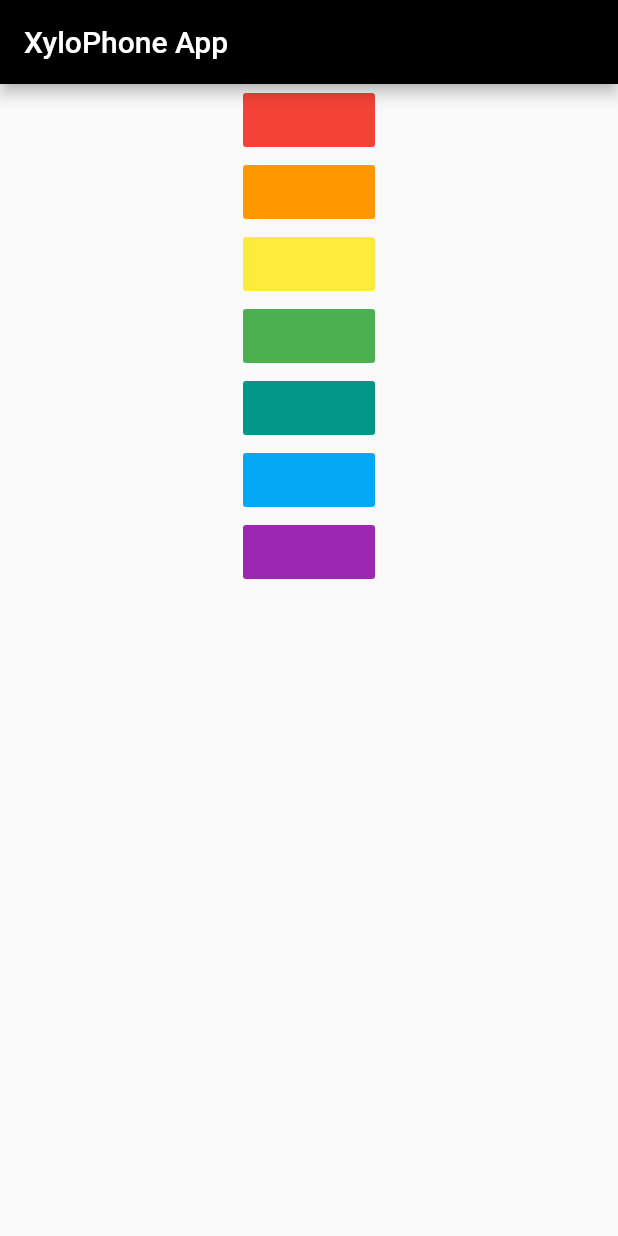
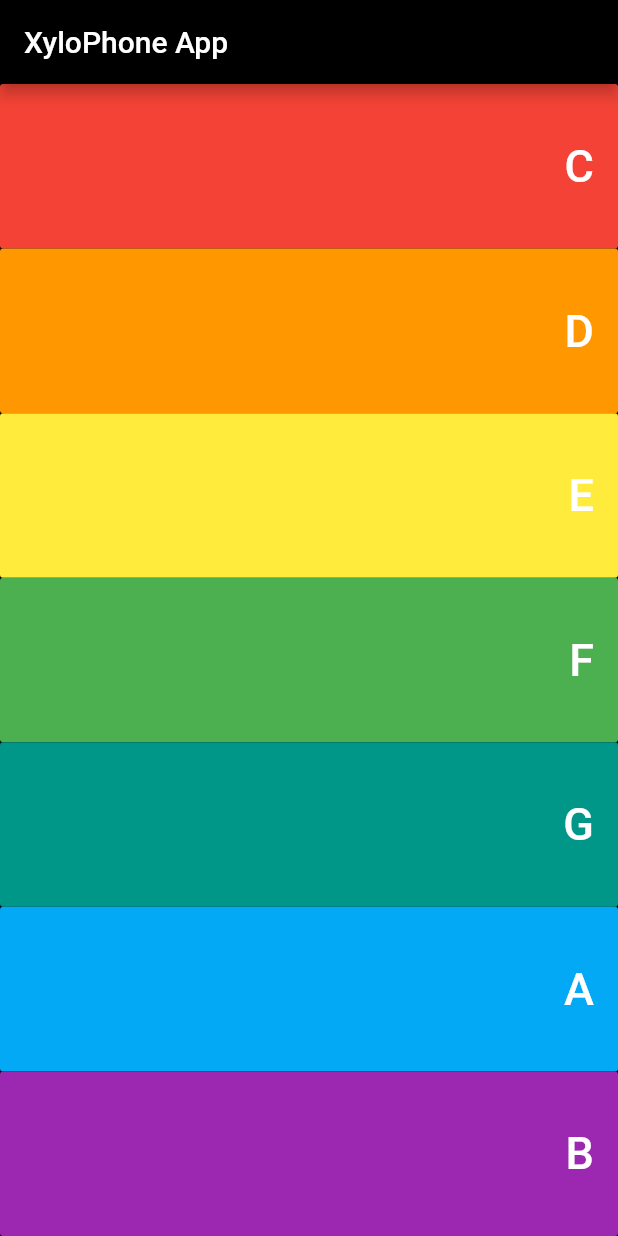
Before and after one commit to faceyacc/XyloPhone, a Flutter app: the screen it shows after launch, on a phone screen of 412 x 824 dp. Run offline on Flutter 3.47's test engine with Material 2 defaults, Android fonts, the phone set to English and light mode, and no system bars; our stand-ins replace audioplayers.

Commit message:
Added note lettering to xylophone keys

```diff
--- a/xylophone_flutterapp/lib/main.dart
+++ b/xylophone_flutterapp/lib/main.dart
@@ -1,72 +1,50 @@
 import 'package:flutter/material.dart';
 import 'package:audioplayers/audio_cache.dart';
 
-void main() {
-  runApp(XyloPhone());
-}
+void main() => runApp(XyloPhone());
 
 class XyloPhone extends StatelessWidget {
+  Expanded xyloTile(int tileNumber, Color color, String noteString) {
+    return Expanded(
+      child: FlatButton(
+        child: Row(
+          mainAxisAlignment: MainAxisAlignment.end,
+          children: [
+            Text(
+              noteString,
+              style: TextStyle(fontSize: 30, color: Colors.white),
+            ),
+          ],
+        ),
+        color: color,
+        onPressed: () {
+          AudioCache().play('note$tileNumber.wav');
+        },
+      ),
+    );
+  }
+
   @override
   Widget build(BuildContext context) {
     return MaterialApp(
       home: Scaffold(
+        backgroundColor: Colors.black,
         appBar: AppBar(
           title: Text('XyloPhone App'),
           backgroundColor: Colors.black,
         ),
         body: SafeArea(
-          child: Center(
-            child: Column(children: <Widget>[
-              FlatButton(
-                color: Colors.red,
-                onPressed: () {
-                  AudioCache().play('note1.wav');
-                },
-                child: null,
-              ),
-              FlatButton(
-                color: Colors.orange,
-                onPressed: () {
-                  AudioCache().play('note2.wav');
-                },
-                child: null,
-              ),
-              FlatButton(
-                color: Colors.yellow,
-                onPressed: () {
-                  AudioCache().play('note3.wav');
-                },
-                child: null,
-              ),
-              FlatButton(
-                color: Colors.green,
-                onPressed: () {
-                  AudioCache().play('note4.wav');
-                },
-                child: null,
-              ),
-              FlatButton(
-                color: Colors.teal,
-                onPressed: () {
-                  AudioCache().play('note5.wav');
-                },
-                child: null,
-              ),
-              FlatButton(
-                color: Colors.lightBlue,
-                onPressed: () {
-                  AudioCache().play('note6.wav');
-                },
-                child: null,
-              ),
-              FlatButton(
-                color: Colors.purple,
-                onPressed: () {
-                  AudioCache().play('note7.wav');
-                },
-                child: null,
-              ),
-            ]),
+          child: Column(
+            crossAxisAlignment: CrossAxisAlignment.stretch,
+            children: <Widget>[
+              xyloTile(1, Colors.red, 'C'),
+              xyloTile(2, Colors.orange, 'D'),
+              xyloTile(3, Colors.yellow, 'E'),
+              xyloTile(4, Colors.green, 'F'),
+              xyloTile(5, Colors.teal, 'G'),
+              xyloTile(6, Colors.lightBlue, 'A'),
+              xyloTile(7, Colors.purple, 'B'),
+            ],
           ),
         ),
       ),
```
Also changed, not shown: 2 other files.
